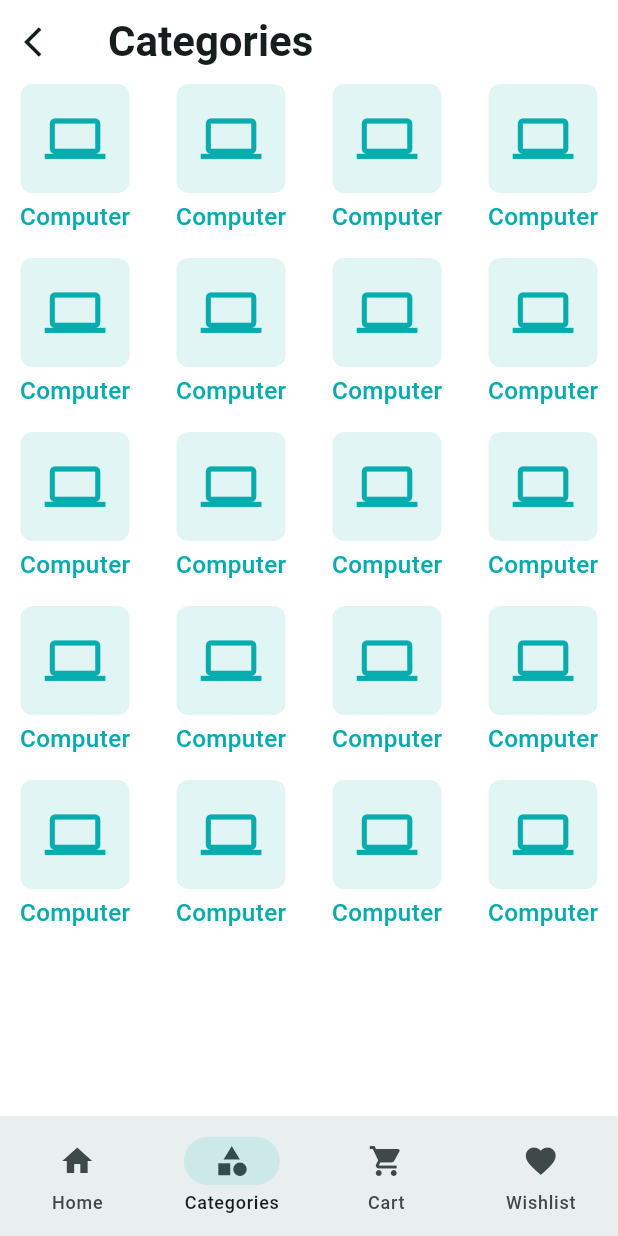
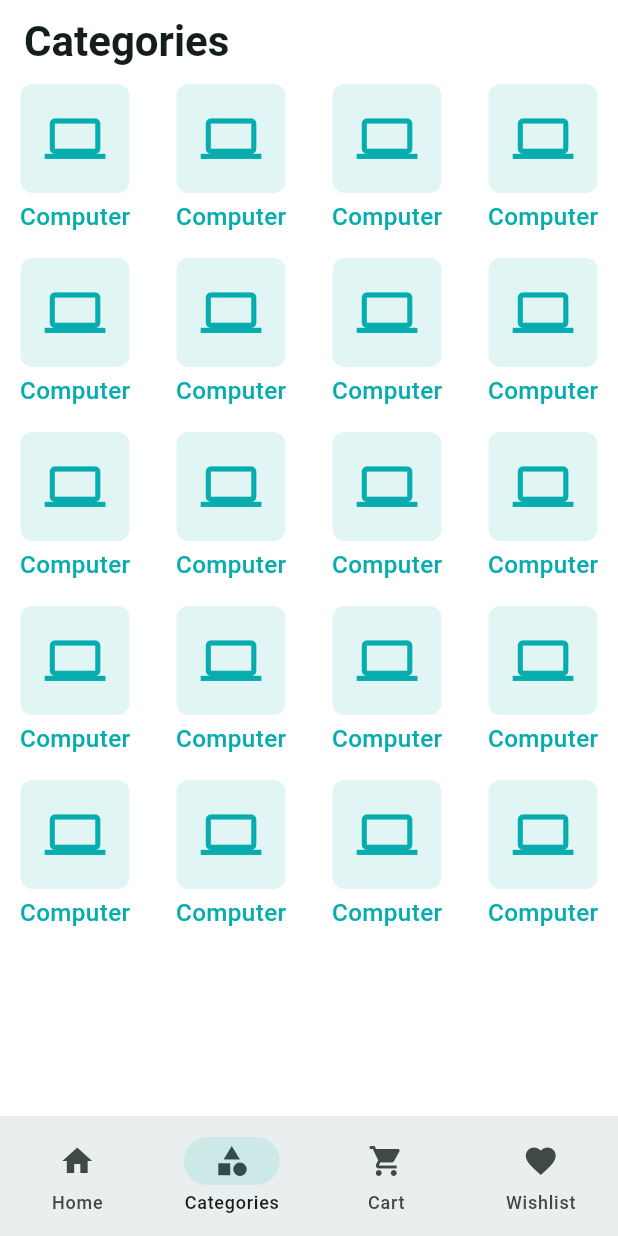
Before and after one commit to dipondeb999/Crafty_Bay_E-Commerce_App, a Flutter app: the screen it shows after launch, item 2 of the bottom bar chosen, on a phone screen of 412 x 824 dp. Run offline on Flutter 3.47's test engine with Material 3 defaults, Android fonts, the phone set to English and light mode, and no system bars; our stand-ins replace carousel_slider, email_validator, flutter_svg, get, pin_code_fields.

Commit message:
add categories screen

```diff
--- a/lib/features/category/ui/screens/category_list_screen.dart
+++ b/lib/features/category/ui/screens/category_list_screen.dart
@@ -1,7 +1,5 @@
-import 'package:crafty_bay_ecommerce_app/features/common/ui/controllers/main_bottom_nav_controller.dart';
 import 'package:crafty_bay_ecommerce_app/features/common/ui/widgets/category_item_widget.dart';
 import 'package:flutter/material.dart';
-import 'package:get/get.dart';
 
 
 class CategoryListScreen extends StatelessWidget {
@@ -11,17 +9,8 @@ class CategoryListScreen extends StatelessWidget {
 
   @override
   Widget build(BuildContext context) {
-    return PopScope(
-      canPop: false,
-      onPopInvoked: (_) => _onPop(),
-      child: Scaffold(
+    return Scaffold(
       appBar: AppBar(
-          leading: IconButton(
-            onPressed: _onPop,
-            icon: const Icon(
-              Icons.arrow_back_ios,
-            ),
-          ),
         title: const Text('Categories'),
       ),
       body: GridView.builder(
@@ -37,10 +26,7 @@ class CategoryListScreen extends StatelessWidget {
           );
         },
       ),
-      ),
     );
   }
-  void _onPop() {
-    Get.find<MainBottomNavController>().backToHome();
+
 }
-}
```
Also changed, not shown: lib/features/common/ui/controllers/main_bottom_nav_controller.dart (+0 -8 lines), lib/features/home/ui/screens/home_screen.dart (+2 -7 lines), lib/features/home/ui/widgets/product_item_widget.dart (renamed from lib/features/common/ui/widgets/product_item_widget.dart). Lines whose indentation alone changed are shown as unchanged.
